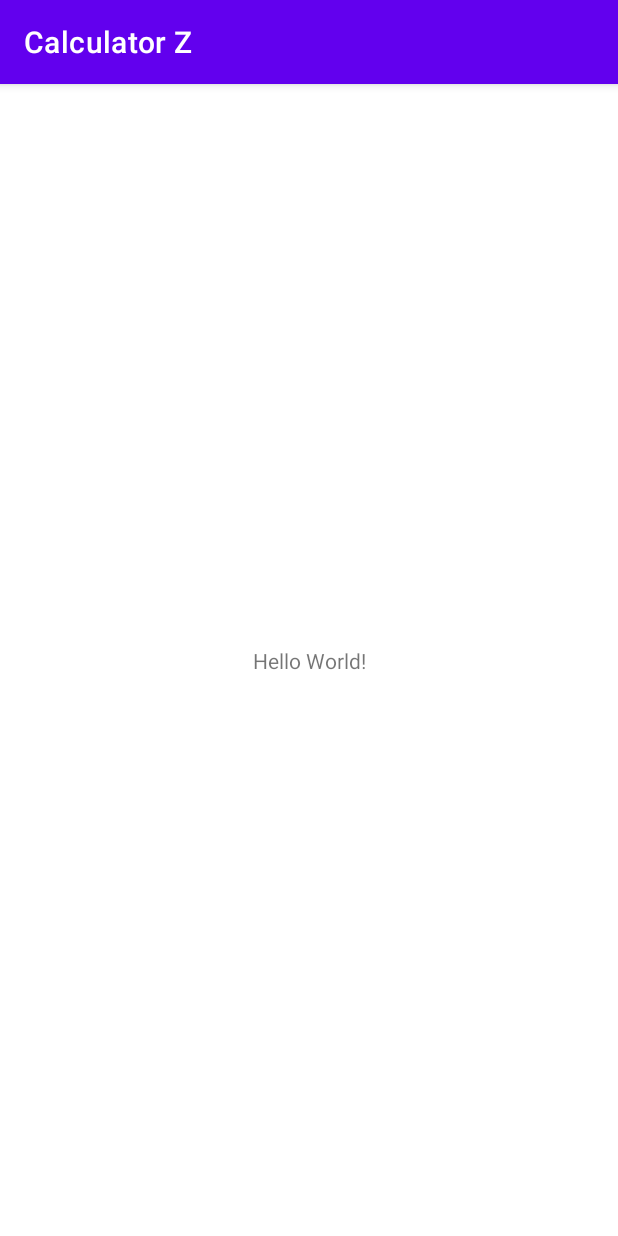
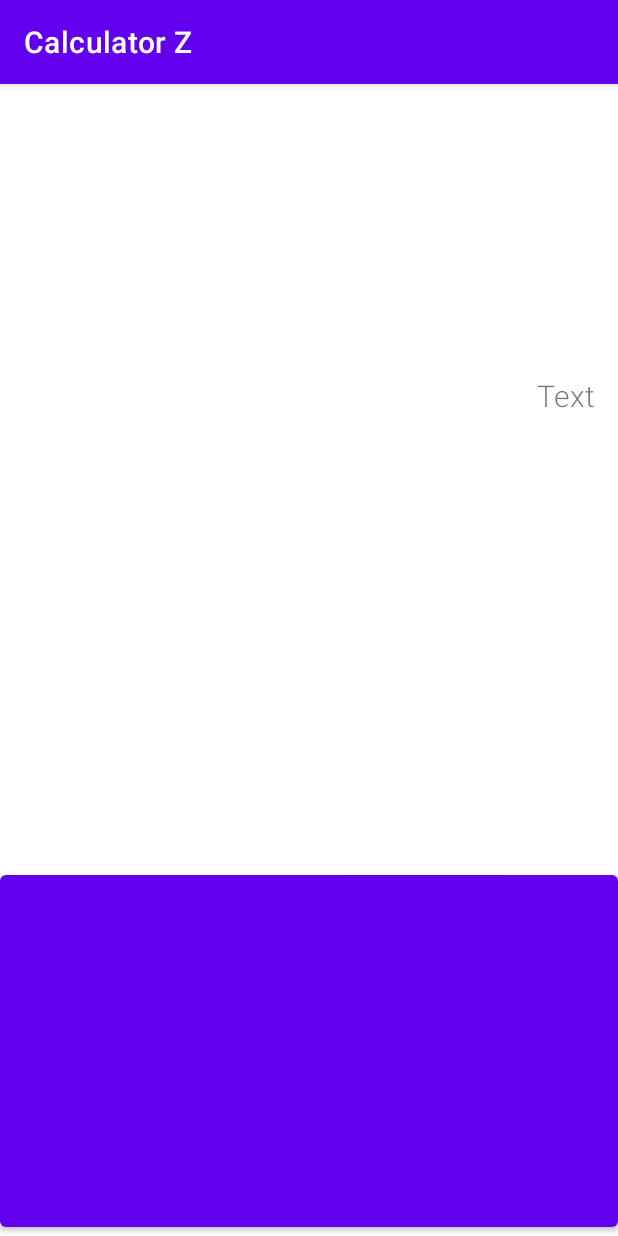
Before and after one commit to apurvaone/Calculator-Z, an Android app: the screen it shows after launch (MainActivity), on a phone screen of 412 x 824 dp. Run offline under Robolectric (Android 15) with nearby library versions, the phone set to English and light mode, and no system bars.

Commit message:
Designing the Calculator dashboard

```diff
--- a/app/src/main/res/layout/activity_main.xml
+++ b/app/src/main/res/layout/activity_main.xml
@@ -1,18 +1,56 @@
 <?xml version="1.0" encoding="utf-8"?>
-<androidx.constraintlayout.widget.ConstraintLayout xmlns:android="http://schemas.android.com/apk/res/android"
+<LinearLayout xmlns:android="http://schemas.android.com/apk/res/android"
     xmlns:app="http://schemas.android.com/apk/res-auto"
     xmlns:tools="http://schemas.android.com/tools"
     android:layout_width="match_parent"
+    android:id="@+id/calculator_header"
+    android:orientation="vertical"
     android:layout_height="match_parent"
     tools:context=".MainActivity">
 
     <TextView
-        android:layout_width="wrap_content"
-        android:layout_height="wrap_content"
-        android:text="Hello World!"
-        app:layout_constraintBottom_toBottomOf="parent"
-        app:layout_constraintLeft_toLeftOf="parent"
-        app:layout_constraintRight_toRightOf="parent"
-        app:layout_constraintTop_toTopOf="parent" />
+        android:layout_width="match_parent"
+        android:layout_height="match_parent"
+        android:layout_weight="2.1"
+        android:fontFamily="sans-serif-light"
+        android:gravity="end|bottom"
+        android:maxLines="1"
+        android:text="Text"
+        android:paddingLeft="16dp"
+        android:paddingRight="16dp"
+        android:textSize="20sp"/>
 
-</androidx.constraintlayout.widget.ConstraintLayout>
+    <TextView
+        android:id="@+id/result"
+        android:layout_width="match_parent"
+        android:layout_height="match_parent"
+        android:layout_weight="1.8"
+        android:fontFamily="sans-serif-light"
+        android:gravity="center_vertical|end"
+        android:maxLines="1"
+        android:paddingLeft="@dimen/activity_margin"
+        android:paddingRight="@dimen/activity_margin"
+        android:textSize="@dimen/display_text_size"
+        tools:text="0" />
+
+    <LinearLayout
+        android:layout_width="match_parent"
+        android:layout_height="match_parent"
+        android:layout_weight="2"
+        android:orientation="horizontal">
+         <Button
+             android:layout_width="match_parent"
+             android:layout_weight="1"
+
+             android:layout_height="match_parent"/>
+
+
+
+
+    </LinearLayout>
+
+
+
+
+
+</LinearLayout>
--- /dev/null
+++ b/app/src/main/res/values/dimens.xml
@@ -0,0 +1,5 @@
+<?xml version="1.0" encoding="utf-8"?>
+<resources>
+    <dimen name="activity_margin">16dp</dimen>
+    <dimen name="display_text_size">20sp</dimen>
+</resources>
```
